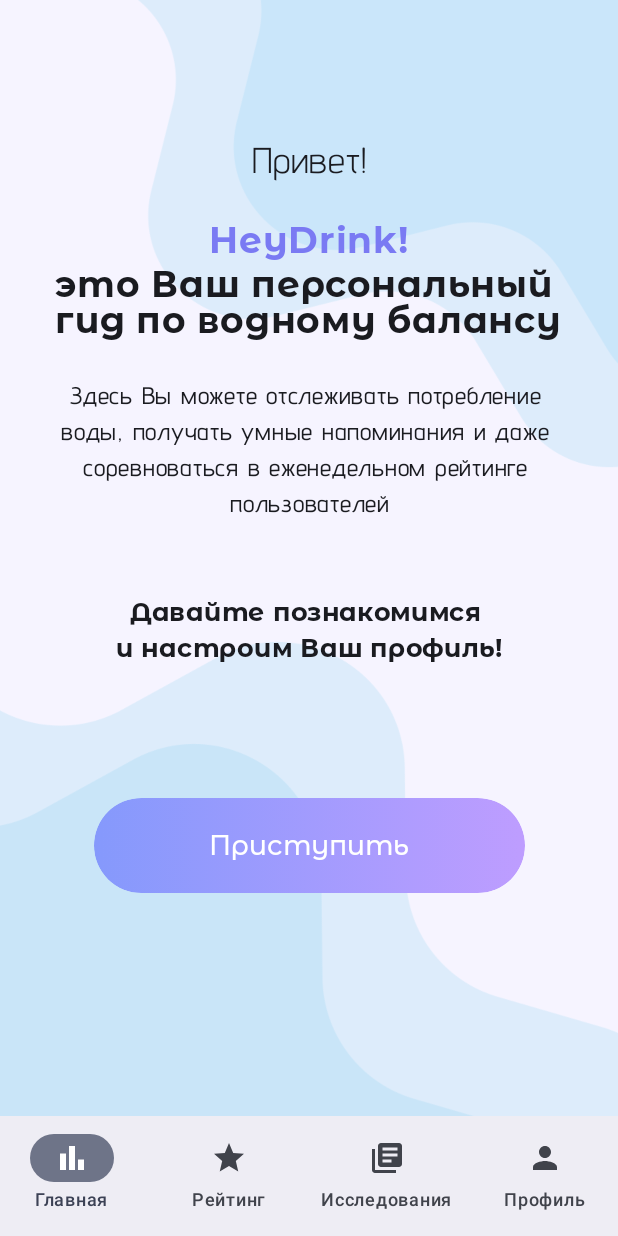
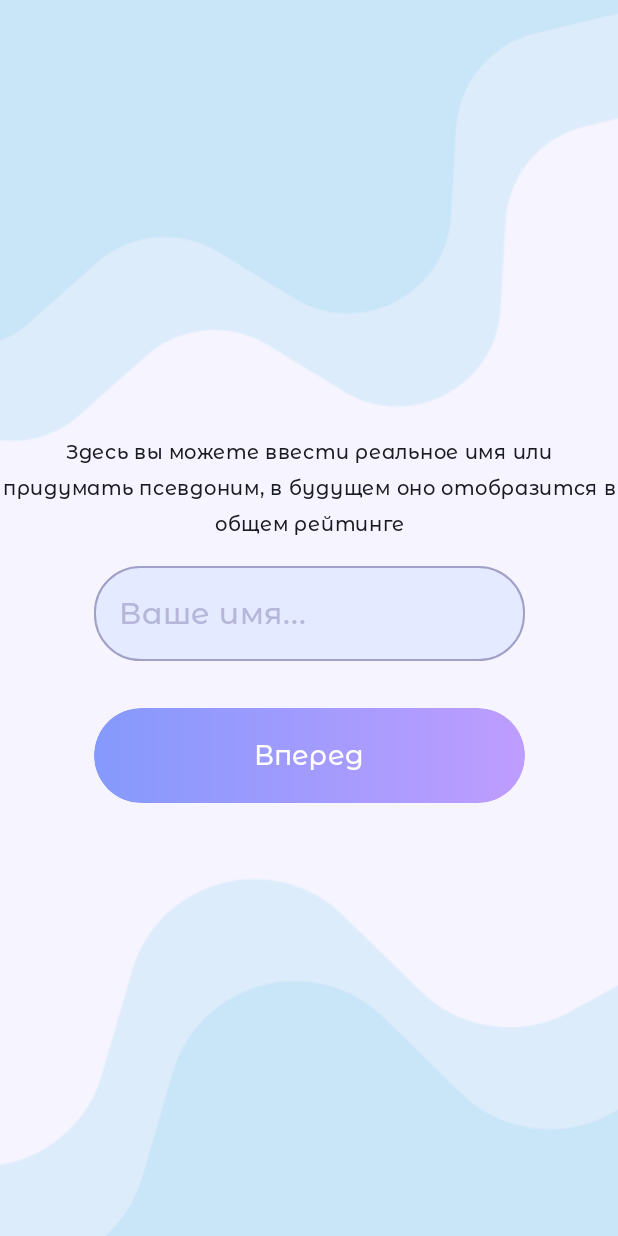
Before and after one commit to Xen1usss/HeyDrink, an Android app built with Jetpack Compose: the screen it shows after launch (MainActivity), after a tap on "Приступить", on a phone screen of 412 x 824 dp. Run offline under Robolectric (Android 15) with nearby library versions, the phone set to English and light mode, and no system bars.

Commit message:
add strings sources, cleaning and refactoring, add BasicOnboardingTextStyle for components, refactoring ui

```diff
--- a/app/build.gradle.kts
+++ b/app/build.gradle.kts
@@ -59,6 +59,7 @@ dependencies {
     implementation(libs.androidx.ui.graphics)
     implementation(libs.androidx.ui.tooling.preview)
     implementation(libs.androidx.material3)
+    implementation(libs.androidx.datastore.core.android)
     testImplementation(libs.junit)
     androidTestImplementation(libs.androidx.junit)
     androidTestImplementation(libs.androidx.espresso.core)
--- a/app/src/main/java/ks/heydrink/MainActivity.kt
+++ b/app/src/main/java/ks/heydrink/MainActivity.kt
@@ -6,8 +6,13 @@ import androidx.activity.compose.setContent
 import androidx.activity.enableEdgeToEdge
 import androidx.compose.foundation.layout.fillMaxSize
 import androidx.compose.material3.Scaffold
+import androidx.compose.runtime.getValue
+import androidx.compose.runtime.mutableStateOf
+import androidx.compose.runtime.remember
+import androidx.compose.runtime.setValue
 import androidx.compose.ui.Modifier
-import ks.heydrink.ui.navigation.Navigation
+import ks.heydrink.ui.navigation.AppNavigation
+import ks.heydrink.ui.navigation.OnboardingNavigation
 import ks.heydrink.ui.theme.HeyDrinkTheme
 
 class MainActivity : ComponentActivity() {
@@ -16,8 +21,19 @@ class MainActivity : ComponentActivity() {
         enableEdgeToEdge()
         setContent {
             HeyDrinkTheme {
+                // Состояние: показывать онбординг или основной экран
+                var showOnboarding by remember { mutableStateOf(true) }
+
                 Scaffold(modifier = Modifier.fillMaxSize()) { innerPadding ->
-                    Navigation()
+                    if (showOnboarding) {
+                        OnboardingNavigation( // Показываем онбординг
+                            onFinish = {
+                                showOnboarding = false
+                            }
+                        )
+                    } else {
+                        AppNavigation() // Показываем основную навигацию
+                    }
                 }
             }
         }
--- /dev/null
+++ b/app/src/main/java/ks/heydrink/data/OnboardingPreferences.kt
@@ -0,0 +1 @@
+package ks.heydrink.data
--- a/app/src/main/java/ks/heydrink/ui/navigation/Navigation.kt
+++ b/app/src/main/java/ks/heydrink/ui/navigation/AppNavigation.kt
@@ -7,13 +7,13 @@ import androidx.compose.ui.Modifier
 import androidx.navigation.compose.NavHost
 import androidx.navigation.compose.composable
 import androidx.navigation.compose.rememberNavController
-import ks.heydrink.ui.onboarding.screens.Greeting
+import ks.heydrink.ui.screens.HomeScreen
 import ks.heydrink.ui.screens.ProfileScreen
 import ks.heydrink.ui.screens.RatingScreen
 import ks.heydrink.ui.screens.ScienceScreen
 
 @Composable
-fun Navigation() {
+fun AppNavigation() {
     val navController = rememberNavController() // navController-управление стеком и переходами
 
     Scaffold(
@@ -24,7 +24,7 @@ fun Navigation() {
             startDestination = "science",
             modifier = Modifier.padding(padding)
         ) {
-            composable("home") { Greeting() }
+            composable("home") { HomeScreen() }
             composable("rating") { RatingScreen() }
             composable("science") { ScienceScreen() }
             composable("profile") { ProfileScreen() }
--- a/app/src/main/java/ks/heydrink/ui/navigation/NavigationBar.kt
+++ b/app/src/main/java/ks/heydrink/ui/navigation/NavigationBar.kt
@@ -10,7 +10,6 @@ import androidx.compose.ui.res.painterResource
 import androidx.compose.ui.res.stringResource
 import androidx.navigation.NavController
 import androidx.navigation.compose.currentBackStackEntryAsState
-import ks.heydrink.R
 
 @Composable
 fun NavigationBar(navController: NavController) {
--- /dev/null
+++ b/app/src/main/java/ks/heydrink/ui/navigation/OnboardingNavigation.kt
@@ -0,0 +1,27 @@
+package ks.heydrink.ui.navigation
+
+import androidx.compose.runtime.Composable
+import androidx.navigation.compose.NavHost
+import androidx.navigation.compose.composable
+import androidx.navigation.compose.rememberNavController
+import ks.heydrink.ui.onboarding.screens.Greeting
+import ks.heydrink.ui.onboarding.screens.TakeName
+
+@Composable
+fun OnboardingNavigation(onFinish: () -> Unit) {
+    val navController = rememberNavController()
+
+    NavHost(
+        navController = navController,
+        startDestination = "greeting"
+    ) {
+        composable("greeting") {
+            Greeting(onNextClick = {
+                navController.navigate("take_name")
+            })
+        }
+        composable("take_name") {
+            TakeName(onFinishClick = onFinish)
+        }
+    }
+}
--- /dev/null
+++ b/app/src/main/java/ks/heydrink/ui/onboarding/components/BasicOnboardingTextStyle.kt
@@ -0,0 +1,24 @@
+package ks.heydrink.ui.onboarding.components
+
+import androidx.compose.material3.Text
+import androidx.compose.runtime.Composable
+import androidx.compose.ui.Modifier
+import androidx.compose.ui.text.font.FontWeight
+import androidx.compose.ui.text.style.TextAlign
+import androidx.compose.ui.unit.sp
+import ks.heydrink.ui.theme.MontserratAlternates
+
+@Composable
+fun BasicOnboardingTextStyle(
+    text: String,
+    modifier: Modifier = Modifier
+) {
+    Text(
+        text = text,
+        fontSize = 13.sp,
+        fontWeight = FontWeight.Medium,
+        fontFamily = MontserratAlternates,
+        textAlign = TextAlign.Center,
+        modifier = Modifier
+    )
+}
--- a/app/src/main/java/ks/heydrink/ui/onboarding/screens/Greeting.kt
+++ b/app/src/main/java/ks/heydrink/ui/onboarding/screens/Greeting.kt
@@ -12,6 +12,7 @@ import androidx.compose.ui.Alignment
 import androidx.compose.ui.Modifier
 import androidx.compose.ui.layout.ContentScale
 import androidx.compose.ui.res.painterResource
+import androidx.compose.ui.res.stringResource
 import androidx.compose.ui.text.font.FontWeight
 import androidx.compose.ui.text.style.TextAlign
 import androidx.compose.ui.tooling.preview.Preview
@@ -23,9 +24,8 @@ import ks.heydrink.ui.theme.AdventPro
 import ks.heydrink.ui.theme.MontserratAlternates
 import ks.heydrink.ui.theme.text
 
-@Preview
 @Composable
-fun Greeting() {
+fun Greeting(onNextClick: () -> Unit) {
     Box(modifier = Modifier.fillMaxSize()) {
         Image(
             painter = painterResource(R.drawable.background_gradient_first),
@@ -48,31 +48,30 @@ fun Greeting() {
                 horizontalAlignment = Alignment.CenterHorizontally
             ) {
                 Text(
-                    text = "Привет!",
+                    text = stringResource(R.string.greeting_hello),
                     fontSize = 24.sp,
                     fontFamily = AdventPro,
                     modifier = Modifier
                         .padding(24.dp)
                 )
                 Text(
-                    text = "HeyDrink!",
+                    text = stringResource(R.string.app_name),
                     fontSize = 24.sp,
                     fontWeight = FontWeight.Bold,
                     fontFamily = MontserratAlternates,
                     color = text
                 )
                 Text(
-                    text = "это Ваш персональный \n" +
-                            "гид по водному балансу",
+                    text = stringResource(R.string.greeting_subtitle),
                     fontSize = 24.sp,
                     fontWeight = FontWeight.Bold,
-                    fontFamily = MontserratAlternates
+                    fontFamily = MontserratAlternates,
+                    textAlign = TextAlign.Center,
+                    modifier = Modifier
+                        .padding(24.dp)
                 )
                 Text(
-                    text = "Здесь Вы можете отслеживать потребление \n" +
-                            "воды, получать умные напоминания и даже \n" +
-                            "соревноваться в еженедельном рейтинге \n" +
-                            "пользователей",
+                    text = stringResource(R.string.greeting_description),
                     fontSize = 16.sp,
                     fontWeight = FontWeight.Medium,
                     fontFamily = AdventPro,
@@ -86,11 +85,9 @@ fun Greeting() {
                     .weight(1f),
                 verticalArrangement = Arrangement.spacedBy(16.dp),
                 horizontalAlignment = Alignment.CenterHorizontally,
-
                 ) {
                 Text(
-                    text = "Давайте познакомимся \n" +
-                            "и настроим Ваш профиль!",
+                    text = stringResource(R.string.greeting_cta),
                     fontSize = 17.sp,
                     fontWeight = FontWeight.Bold,
                     fontFamily = MontserratAlternates,
@@ -99,8 +96,8 @@ fun Greeting() {
                         .padding(24.dp)
                 )
                 OnboardingButton(
-                    text = "Приступить",
-                    onClick = { },
+                    text = stringResource(R.string.greeting_button),
+                    onClick = { onNextClick() },
                     modifier = Modifier
                         .padding(top = 48.dp)
                 )
@@ -108,3 +105,9 @@ fun Greeting() {
         }
     }
 }
+
+@Preview
+@Composable
+fun Test2() {
+    Greeting({ })
+}
--- a/app/src/main/java/ks/heydrink/ui/onboarding/screens/TakeName.kt
+++ b/app/src/main/java/ks/heydrink/ui/onboarding/screens/TakeName.kt
@@ -5,7 +5,6 @@ import androidx.compose.foundation.layout.Arrangement
 import androidx.compose.foundation.layout.Box
 import androidx.compose.foundation.layout.Column
 import androidx.compose.foundation.layout.fillMaxSize
-import androidx.compose.foundation.layout.fillMaxWidth
 import androidx.compose.foundation.layout.height
 import androidx.compose.foundation.layout.padding
 import androidx.compose.foundation.layout.width
@@ -23,23 +22,24 @@ import androidx.compose.ui.Modifier
 import androidx.compose.ui.graphics.Color
 import androidx.compose.ui.layout.ContentScale
 import androidx.compose.ui.res.painterResource
+import androidx.compose.ui.res.stringResource
 import androidx.compose.ui.text.TextStyle
-import androidx.compose.ui.text.font.FontWeight
 import androidx.compose.ui.text.style.TextAlign
 import androidx.compose.ui.tooling.preview.Preview
 import androidx.compose.ui.unit.dp
 import androidx.compose.ui.unit.sp
 import ks.heydrink.R
+import ks.heydrink.ui.onboarding.components.BasicOnboardingTextStyle
 import ks.heydrink.ui.onboarding.components.OnboardingButton
-import ks.heydrink.ui.theme.AdventPro
+import ks.heydrink.ui.theme.MontserratAlternates
 
-@Preview
+
 @Composable
-fun TakeName() {
+fun TakeName(onFinishClick: () -> Unit) {
     Box(modifier = Modifier.fillMaxSize()) {
         var text by remember { mutableStateOf("Анна") }
         Image(
-            painter = painterResource(R.drawable.background_gradient_first),
+            painter = painterResource(R.drawable.background_gradient_second),
             contentDescription = null,
             modifier = Modifier
                 .fillMaxSize(),
@@ -51,17 +51,10 @@ fun TakeName() {
             horizontalAlignment = Alignment.CenterHorizontally,
             verticalArrangement = Arrangement.Center
         ) {
-            Text(
-                text = "Здесь вы можете ввести реальное \n" +
-                        "имя или придумать псевдоним, в \n" +
-                        "будущем оно отобразится в общем " +
-                        "рейтинге\n",
-                fontSize = 20.sp,
-                fontWeight = FontWeight.Medium,
-                fontFamily = AdventPro,
-                textAlign = TextAlign.Center,
+            BasicOnboardingTextStyle(
+                text = stringResource(R.string.take_name_hint),
                 modifier = Modifier
-                    .padding(horizontal = 24.dp)
+                    .padding(24.dp)
             )
             SimpleInput(
                 value = text,
@@ -69,8 +62,8 @@ fun TakeName() {
                 modifier = Modifier.padding(16.dp)
             )
             OnboardingButton(
-                text = "Вперед",
-                onClick = { },
+                text = stringResource(R.string.take_name_button),
+                onClick = onFinishClick, // { },
                 modifier = Modifier
                     .padding(top = 15.dp)
             )
@@ -84,23 +77,36 @@ fun SimpleInput(
     value: String,
     onValueChange: (String) -> Unit
 ) {
-    val color = Color(0xFFA3A0C7)
+    val colorPurple = Color(0xFFA3A0C7)
+    val colorBlue = Color(0xFF99C4FF)
 
     OutlinedTextField(
-        value = value, // то что введет пользователь
+        value = "", // то что введет пользователь
         onValueChange = onValueChange, // колбэк при изменении текста
-        placeholder = { Text("Ваше имя", color = color.copy(alpha = 0.7f)) }, // текст-подсказка
-        textStyle = TextStyle(color = Color.Black), // стиль вводимого текста
-        colors = OutlinedTextFieldDefaults.colors( // цвета компонентов
-            focusedBorderColor = color, // цвет рамки в фокусе
-            unfocusedBorderColor = color, // цвет рамки не в фокусе
-            focusedContainerColor = color.copy(alpha = 0.2f), // цвет фона поля в фокусе
-            unfocusedContainerColor = color.copy(alpha = 0.2f), // цвет фона поля не в фокусе
+        placeholder = {
+            Text(
+                text = "Ваше имя...", // текст-подсказка
+                color = colorPurple.copy(alpha = 0.7f),
+                fontFamily = MontserratAlternates,
+                fontSize = 20.sp,
+                textAlign = TextAlign.Center
+            )
+        },
+        textStyle = TextStyle(
+            color = Color.Black,
+            fontFamily = MontserratAlternates
+        ), // стиль вводимого текста
+        colors = OutlinedTextFieldDefaults.colors(
+            // цвета компонентов
+            focusedBorderColor = colorPurple, // цвет рамки в фокусе
+            unfocusedBorderColor = colorPurple, // цвет рамки не в фокусе
+            focusedContainerColor = colorBlue.copy(alpha = 0.2f), // цвет фона поля в фокусе
+            unfocusedContainerColor = colorBlue.copy(alpha = 0.2f), // цвет фона поля не в фокусе
             cursorColor = Color.Black, // цвет мигающего курсора
             focusedTextColor = Color.Black, // цвет текста когда поле в фокусе
             unfocusedTextColor = Color.Black, // цвет текста когда поле не в фокусе
-            focusedPlaceholderColor = color.copy(alpha = 0.7f), // цвет подсказки когда поле в фокусе
-            unfocusedPlaceholderColor = color.copy(alpha = 0.7f),
+            focusedPlaceholderColor = colorPurple.copy(alpha = 0.7f), // цвет подсказки когда поле в фокусе
+            unfocusedPlaceholderColor = colorPurple.copy(alpha = 0.7f),
         ),
         shape = RoundedCornerShape(31.dp),
         modifier = modifier
@@ -109,3 +115,9 @@ fun SimpleInput(
         singleLine = true
     )
 }
+
+@Preview
+@Composable
+fun Test() {
+    TakeName({})
+}
--- a/app/src/main/java/ks/heydrink/ui/theme/Theme.kt
+++ b/app/src/main/java/ks/heydrink/ui/theme/Theme.kt
@@ -1,6 +1,5 @@
 package ks.heydrink.ui.theme
 
-import android.app.Activity
 import android.os.Build
 import androidx.compose.foundation.isSystemInDarkTheme
 import androidx.compose.material3.MaterialTheme
--- a/app/src/main/res/values/strings.xml
+++ b/app/src/main/res/values/strings.xml
@@ -1,7 +1,34 @@
 <resources>
     <string name="app_name">HeyDrink!</string>
+
     <string name="home_title">Главная</string>
     <string name="rating_title">Рейтинг</string>
     <string name="research_title">Исследования</string>
     <string name="profile_title">Профиль</string>
+
+    <!-- Onboarding Greeting Screen -->
+    <string name="greeting_hello">Привет!</string>
+    <string name="greeting_subtitle">
+        это Ваш персональный&#10;
+        гид по водному балансу</string>
+    <string name="greeting_description">
+        Здесь Вы можете отслеживать потребление&#10;
+        воды, получать умные напоминания и даже&#10;
+        соревноваться в еженедельном рейтинге&#10;
+        пользователей
+    </string>
+    <string name="greeting_cta">
+        Давайте познакомимся&#10;
+        и настроим Ваш профиль!</string>
+    <string name="greeting_button">Приступить</string>
+
+    <!-- Onboarding TakeName Screen -->
+    <string name="take_name_hint">
+        Здесь вы можете ввести реальное&#10;
+        имя или придумать псевдоним, в&#10;
+        будущем оно отобразится в общем&#10;
+        рейтинге
+    </string>
+    <string name="take_name_placeholder">Ваше имя...</string>
+    <string name="take_name_button">Вперед</string>
 </resources>
--- a/gradle/libs.versions.toml
+++ b/gradle/libs.versions.toml
@@ -8,6 +8,7 @@ espressoCore = "3.6.1"
 lifecycleRuntimeKtx = "2.9.2"
 activityCompose = "1.10.1"
 composeBom = "2024.04.01"
+datastoreCoreAndroid = "1.1.7"
 
 [libraries]
 androidx-core-ktx = { group = "androidx.core", name = "core-ktx", version.ref = "coreKtx" }
@@ -24,6 +25,7 @@ androidx-ui-tooling-preview = { group = "androidx.compose.ui", name = "ui-toolin
 androidx-ui-test-manifest = { group = "androidx.compose.ui", name = "ui-test-manifest" }
 androidx-ui-test-junit4 = { group = "androidx.compose.ui", name = "ui-test-junit4" }
 androidx-material3 = { group = "androidx.compose.material3", name = "material3" }
+androidx-datastore-core-android = { group = "androidx.datastore", name = "datastore-core-android", version.ref = "datastoreCoreAndroid" }
 
 [plugins]
 android-application = { id = "com.android.application", version.ref = "agp" }
```
Also changed, not shown: app/src/main/res/drawable/background_gradient_first.png, app/src/main/res/drawable/background_gradient_second.png (added), app/src/main/res/drawable/background_gradient_third.png (added).
